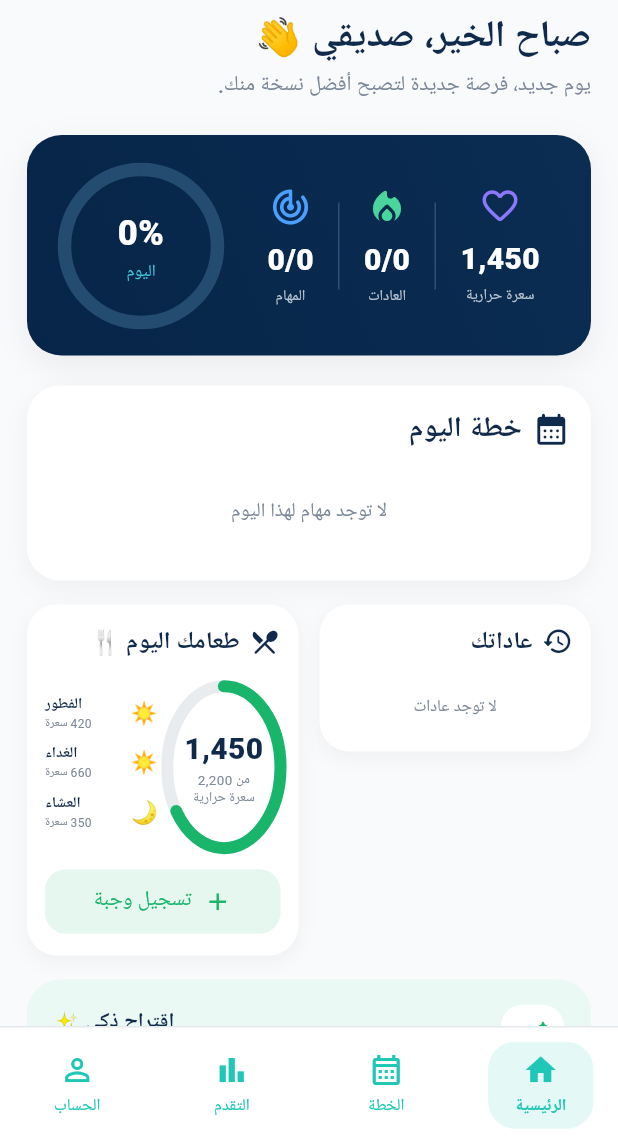
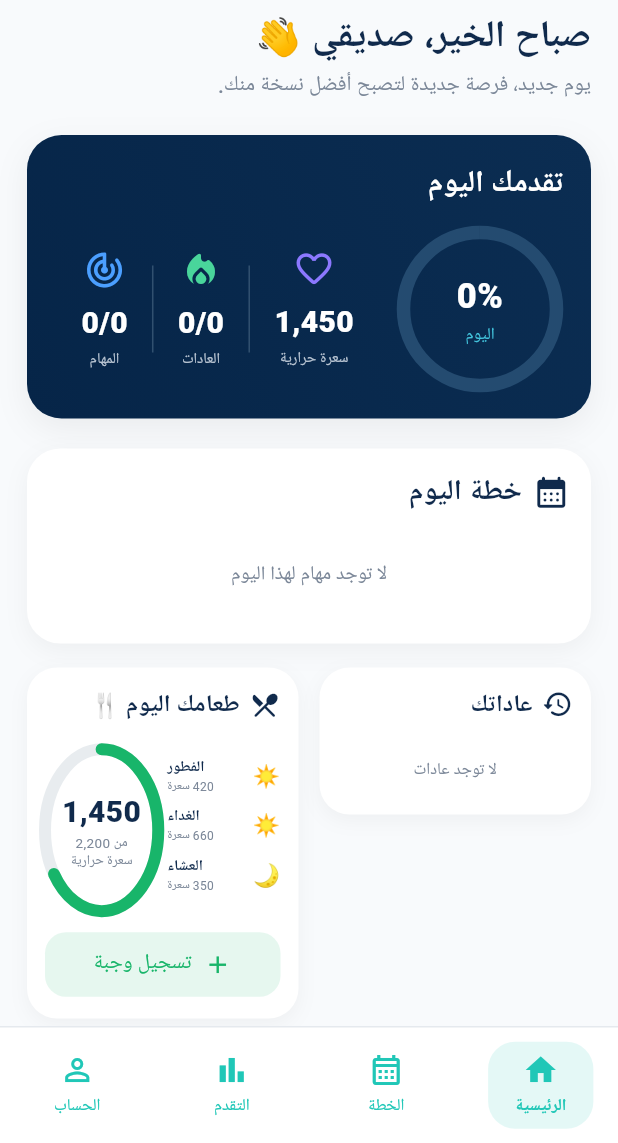
Before and after one commit to hosenovr-ship-it/flumea, a Flutter app: the HomeScreen screen opened directly, on a phone screen of 412 x 824 dp, the part 93-1236 px from its top. Run offline on Flutter 3.47's test engine with Material 3 defaults, Android fonts, the phone set to English and light mode, and no system bars; our stand-ins replace font_awesome_flutter, supabase_flutter; accounts and stored records are empty.

Commit message:
Add files via upload

```diff
--- a/lib/home_screen.dart
+++ b/lib/home_screen.dart
@@ -59,8 +59,9 @@ class _HomeScreenState extends State<HomeScreen> {
           .from('tasks')
           .select('id,title,description,completed,priority,due_date,user_id,time,tag,emoji,color')
           .eq('user_id', user.id)
-          .eq('due_date', today)
-          .order('time');
+          .order('due_date', ascending: false)
+          .order('time')
+          .limit(5);
 
       final habitResponse = await _supabase
           .from('habits')
@@ -312,11 +313,27 @@ class _HomeScreenState extends State<HomeScreen> {
           ),
         ],
       ),
-      child: Row(
+      child: Column(
+        crossAxisAlignment: CrossAxisAlignment.stretch,
         children: [
-          Expanded(
-            child: Row(
-              mainAxisAlignment: MainAxisAlignment.spaceEvenly,
+          const Text(
+            'تقدمك اليوم',
+            textAlign: TextAlign.right,
+            style: TextStyle(
+              color: Colors.white,
+              fontSize: 20,
+              fontWeight: FontWeight.w800,
+            ),
+          ),
+          const SizedBox(height: 12),
+          Row(
+            textDirection: TextDirection.rtl,
+            children: [
+              _DailyProgressRing(progress: _dailyProgress, percent: percent),
+              const SizedBox(width: 12),
+              Expanded(
+                child: Row(
+                  mainAxisAlignment: MainAxisAlignment.spaceEvenly,
               children: [
                 const _ProgressStat(
                   icon: Icons.favorite_border_rounded,
@@ -338,11 +355,11 @@ class _HomeScreenState extends State<HomeScreen> {
                   label: 'المهام',
                   iconColor: const Color(0xFF4B9FFF),
                 ),
-              ],
-            ),
+                  ],
+                ),
+              ),
+            ],
           ),
-          const SizedBox(width: 12),
-          _DailyProgressRing(progress: _dailyProgress, percent: percent),
         ],
       ),
     );
@@ -471,6 +488,7 @@ class _HomeScreenState extends State<HomeScreen> {
             child: Column(
               children: [
                 Row(
+                  textDirection: TextDirection.ltr,
                   children: [
                     Expanded(
                       child: _CaloriesRing(
@@ -482,6 +500,7 @@ class _HomeScreenState extends State<HomeScreen> {
                     const SizedBox(width: 6),
                     const Expanded(
                       child: Column(
+                        textDirection: TextDirection.rtl,
                         crossAxisAlignment: CrossAxisAlignment.end,
                         children: [
                           _MealLine(name: 'الفطور', calories: '420 سعرة', icon: '☀️'),
```
